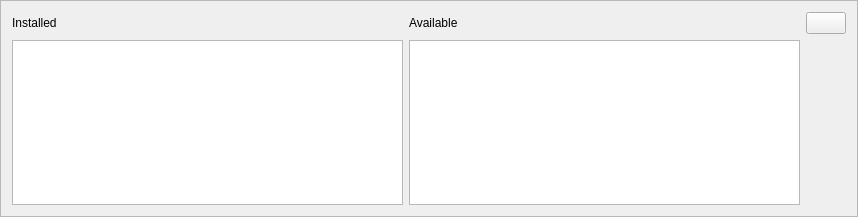
Qt form kadas/app/ui/kadaspluginmanager.ui (kadas-albireo/kadas-albireo2) before a commit.
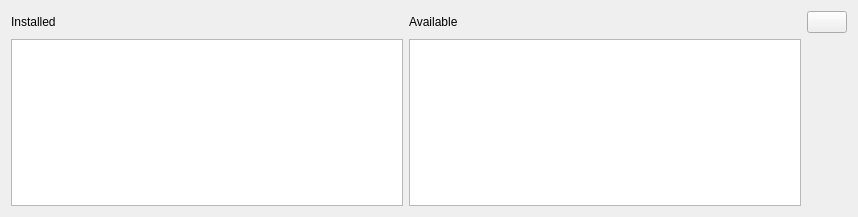
The same form after that commit. Icons and pictures are not drawn.

Patch:
```diff
--- a/kadas/app/ui/kadaspluginmanager.ui
+++ b/kadas/app/ui/kadaspluginmanager.ui
@@ -1,7 +1,7 @@
 <?xml version="1.0" encoding="UTF-8"?>
 <ui version="4.0">
  <class>KadasPluginManagerBase</class>
- <widget class="QFrame" name="KadasPluginManagerBase">
+ <widget class="QWidget" name="KadasPluginManagerBase">
   <property name="geometry">
    <rect>
     <x>0</x>
@@ -10,15 +10,6 @@
     <height>217</height>
    </rect>
   </property>
-  <property name="windowTitle">
-   <string>Frame</string>
-  </property>
-  <property name="frameShape">
-   <enum>QFrame::StyledPanel</enum>
-  </property>
-  <property name="frameShadow">
-   <enum>QFrame::Raised</enum>
-  </property>
   <layout class="QGridLayout" name="gridLayout">
    <item row="0" column="0">
     <widget class="QLabel" name="mInstalledLabel">
```
